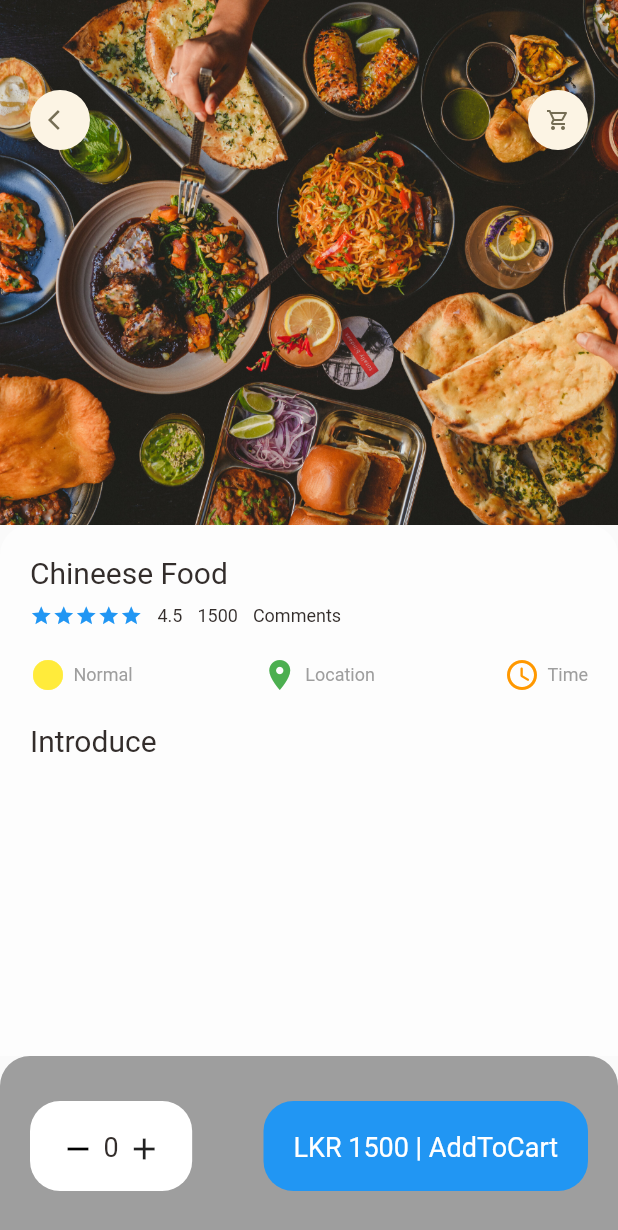
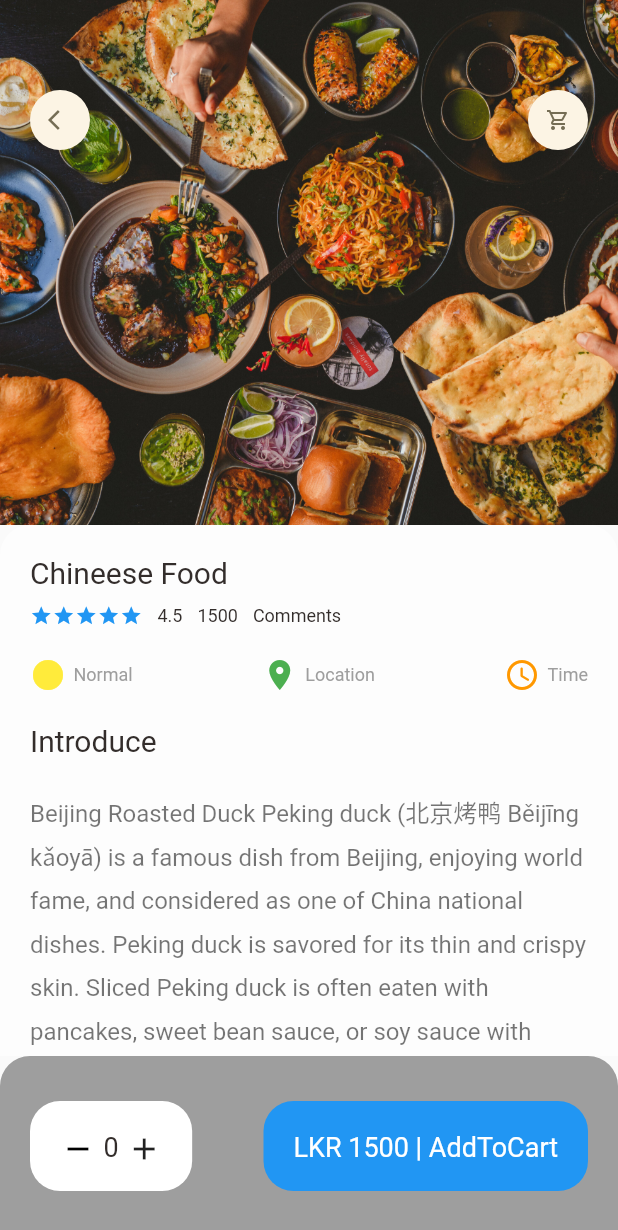
Before and after one commit to DinukaEkanayake/Food_Delivery_App, a Flutter app: the screen it shows after launch, on a phone screen of 412 x 824 dp. Shown: the top 1230 px of the screen. Run offline on Flutter 3.47's test engine with Material 2 defaults, Android fonts, the phone set to English and light mode, and no system bars; our stand-ins replace device_preview, dots_indicator.

Commit message:
update popular food detail page

```diff
--- a/lib/screens/food/popular_food_detail.dart
+++ b/lib/screens/food/popular_food_detail.dart
@@ -1,5 +1,6 @@
 import 'package:flutter/material.dart';
 import 'package:food_delievery/widgets/AppIcon.dart';
+import 'package:food_delievery/widgets/expandable_text.dart';
 
 import '../../widgets/big_text.dart';
 import '../../widgets/icon_and_text_widget.dart';
@@ -13,6 +14,7 @@ class PopularFoodDetail extends StatelessWidget {
     return Scaffold(
       body: Stack(
         children: [
+          //image
           Positioned(
               left: 0,
               right: 0,
@@ -29,6 +31,7 @@ class PopularFoodDetail extends StatelessWidget {
                 ),
               ),
           ),
+          //icon widgets
           Positioned(
             top: 60,
             left: 20,
@@ -41,6 +44,7 @@ class PopularFoodDetail extends StatelessWidget {
               ],
             ),
           ),
+          //intro
           Positioned(
               left: 0,
               right: 0,
@@ -90,7 +94,9 @@ class PopularFoodDetail extends StatelessWidget {
                       ],
                     ),
                       SizedBox(height: 20),
-                      BigText(text: "Introduce")
+                      BigText(text: "Introduce"),
+                      SizedBox(height: 20),
+                      Expanded(child: SingleChildScrollView(child: ExpandableText(text: "Beijing Roasted Duck Peking duck (北京烤鸭 Běijīng kǎoyā) is a famous dish from Beijing, enjoying world fame, and considered as one of China national dishes. Peking duck is savored for its thin and crispy skin. Sliced Peking duck is often eaten with pancakes, sweet bean sauce, or soy sauce with mashed garlic. It is a must-taste dish in Beijing! As “the first dish to taste in China”, Beijing Roast Duck used to be a royal dish in medieval China. It has been a “national dish of diplomacy” since the 1970s, when it was first used for the reception of foreign guests by Premier Zhou Enlai (the first Premier of the People's Republic of China). It is highly praised by heads of state, government officials, and domestic and foreign tourists.")))
                     ],
                   )
 
--- a/lib/widgets/expandable_text.dart
+++ b/lib/widgets/expandable_text.dart
@@ -1,6 +1,7 @@
-import 'dart:html';
 
 import 'package:flutter/cupertino.dart';
+import 'package:flutter/material.dart';
+import 'package:food_delievery/widgets/small_text.dart';
 
 class ExpandableText extends StatefulWidget {
 
@@ -15,21 +16,44 @@ class _ExpandableTextState extends State<ExpandableText> {
 
   late String firstHalf;
   late String secondHalf;
+  //late use bcz they will intialiize later
   bool hiddenText=true;
 
-  double textheight=50;
+  double textheight=300;
 
   @override
   void initState(){
     super.initState();
     if(widget.text.length>textheight){
       firstHalf=widget.text.substring(0,textheight.toInt());
-      secondHalf=widget.text.substring(textheight.toInt(),widget.text.length);
+      secondHalf=widget.text.substring(textheight.toInt()+1,widget.text.length);
+    }else{
+      firstHalf=widget.text;
+      secondHalf="";
     }
   }
 
   @override
   Widget build(BuildContext context) {
-    return Container();
+    return Container(
+      child: secondHalf.isEmpty?SmallText(color:Colors.black54,size:16,text: firstHalf):Column(
+        children: [
+          SmallText(height:1.8,color:Colors.black54,size:16,text: hiddenText?(firstHalf+"...."):(firstHalf+secondHalf)),
+          InkWell(
+            onTap: (){
+              setState(() {
+                hiddenText=!hiddenText;
+              });
+            },
+            child: Row(
+              children: [
+                SmallText(text: hiddenText?"Show More":"Show Less",color: Colors.blue,),
+                Icon(hiddenText?Icons.arrow_drop_down:Icons.arrow_drop_up,color: Colors.blue,)
+              ],
+            ),
+          )
+        ],
+      )
+    );
   }
 }
```
